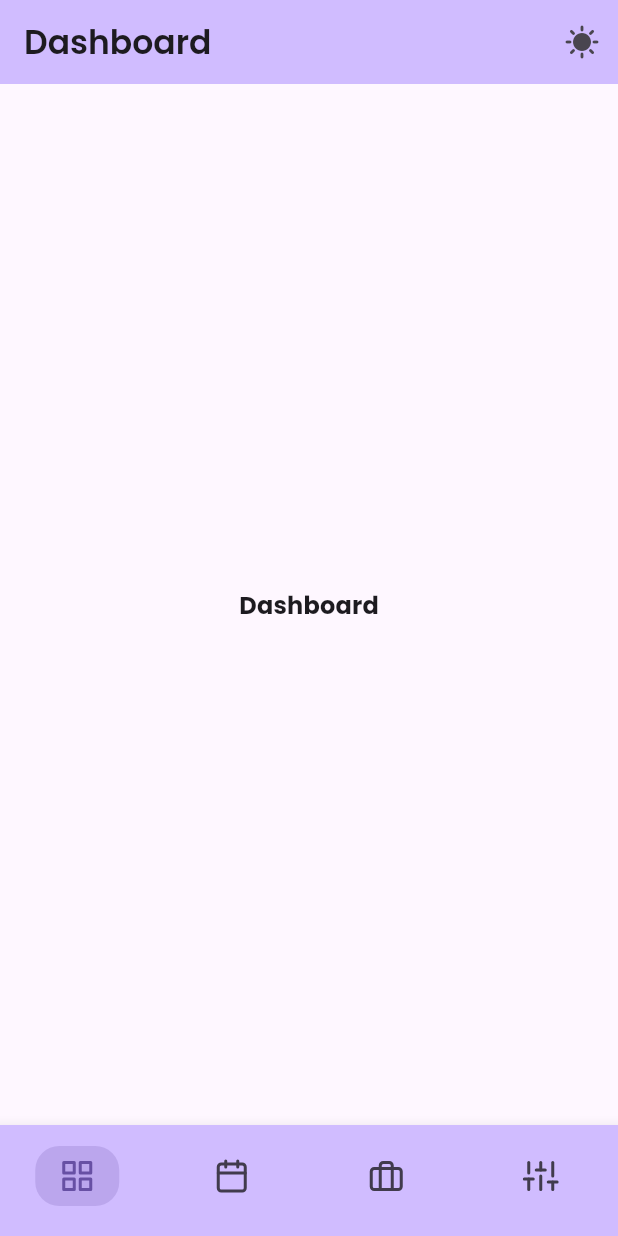
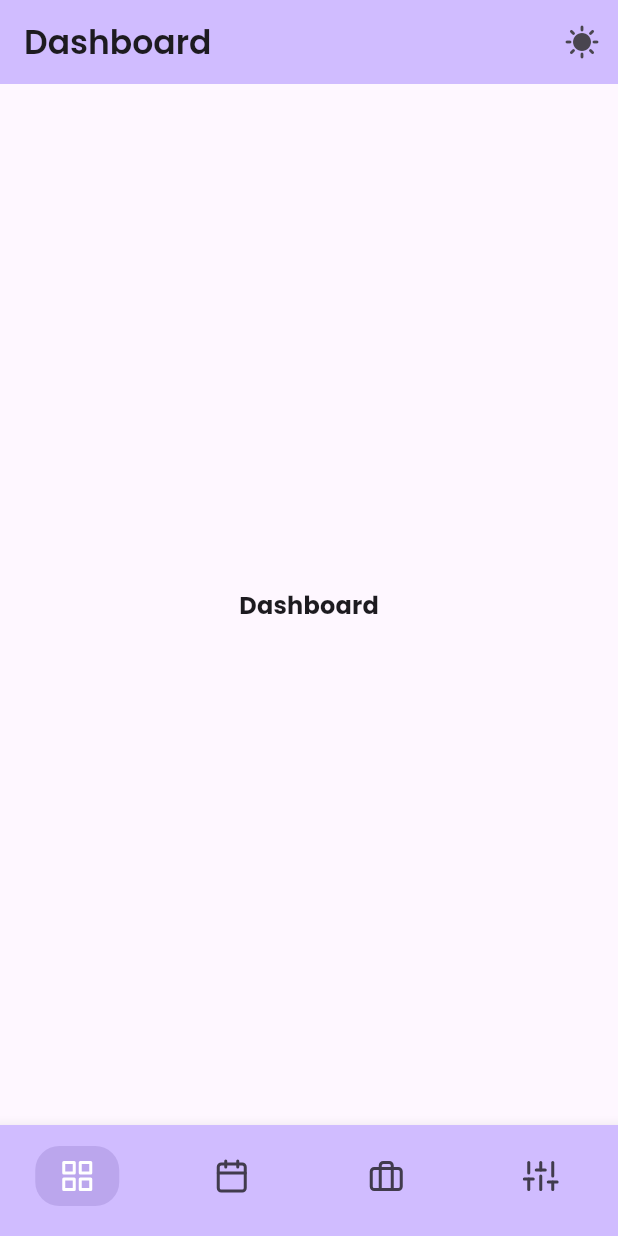
Before and after one commit to on3ss/job-tracker-flutter, a Flutter app: the screen it shows after launch, on a phone screen of 412 x 824 dp. Run offline on Flutter 3.47's test engine with Material 3 defaults, Android fonts, the phone set to English and light mode, and no system bars; our stand-ins replace adaptive_theme, flutter_feather_icons, go_router, google_fonts.

Commit message:
changed bottom nav bar

```diff
--- a/lib/widgets/nested_navigation_scaffold.dart
+++ b/lib/widgets/nested_navigation_scaffold.dart
@@ -29,7 +29,7 @@ class ScaffoldWithNestedNavigation extends StatelessWidget {
         backgroundColor: Theme.of(context).colorScheme.inversePrimary,
         unselectedItemColor:
             Theme.of(context).colorScheme.onSurface.withOpacity(0.8),
-        selectedItemColor: Theme.of(context).colorScheme.primary,
+        selectedItemColor: Theme.of(context).colorScheme.onPrimary,
         useLegacyColorScheme: false,
         items: [
           BottomNavigationBarItem(
```
